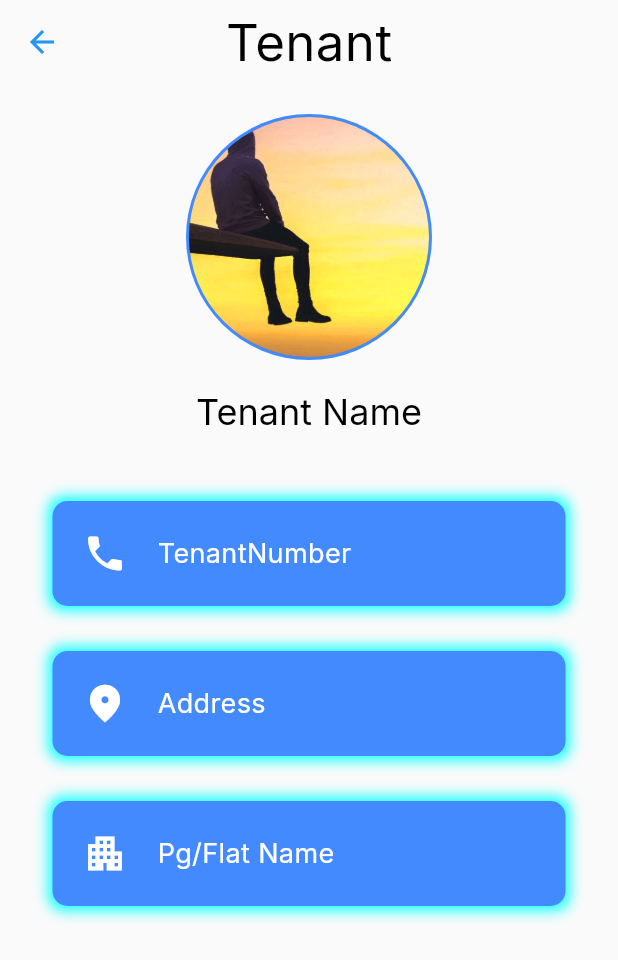
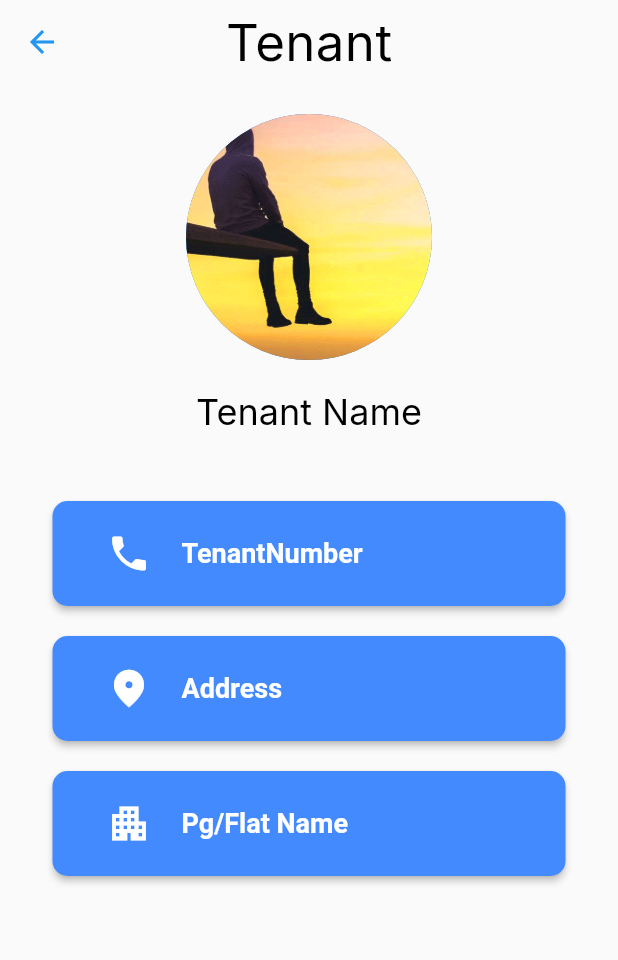
Before and after one commit to A-d-i-b/RentIt-Owner, a Flutter app: the TenantProfile screen opened by its route, on a phone screen of 412 x 824 dp. Shown: the top 960 px of the screen. Run offline on Flutter 3.47's test engine with Material 2 defaults, Android fonts, the phone set to English and light mode, and no system bars; our stand-ins replace get, google_fonts, image_picker; network calls fail.

Commit message:
used elevated button in reusable card

```diff
--- a/lib/Screens/tenant_profile_screen.dart
+++ b/lib/Screens/tenant_profile_screen.dart
@@ -31,13 +31,10 @@ class _TenantProfileState extends State<TenantProfile> {
             const Center(
               //TODO:Remove const when Fetching Image from API
               child: CircleAvatar(
-                backgroundColor: Colors.blueAccent,
                 radius: 82,
-                child: CircleAvatar(
-                  radius: 80,
                 backgroundImage: AssetImage(
-                      "images/tenantexample.jpeg"), //TODO:Change to tenant image
-                ),
+                  "images/tenantexample.jpeg",
+                ), //TODO:Change to tenant image
               ),
             ),
             const SizedBox(height: 20),
@@ -51,21 +48,27 @@ class _TenantProfileState extends State<TenantProfile> {
               ),
             ),
             const SizedBox(height: 30),
-            const ReusableCard(
+            Padding(
+              padding: const EdgeInsets.all(15),
+              child: Column(
+                children: const [
+                  ReusableCard(
                     color: Colors.blueAccent,
                     childCard: ClmCard(
                       cusIcon: Icons.phone,
                       a: "TenantNumber",
                     ),
-            ), //TODO:Enter actuall tenant number
-            const ReusableCard(
+                  ),
+                  SizedBox(height: 20),
+                  ReusableCard(
                     color: Colors.blueAccent,
                     childCard: ClmCard(
                       cusIcon: Icons.fmd_good_sharp,
                       a: "Address", //TODO:Enter tenant address
                     ),
                   ),
-            const ReusableCard(
+                  SizedBox(height: 20),
+                  ReusableCard(
                     color: Colors.blueAccent,
                     childCard: ClmCard(
                       cusIcon: Icons.apartment,
@@ -74,6 +77,9 @@ class _TenantProfileState extends State<TenantProfile> {
                   ),
                 ],
               ),
+            ), //TODO:Enter actuall tenant number
+          ],
+        ),
       ),
     );
   }
--- a/lib/utils/reusable_card.dart
+++ b/lib/utils/reusable_card.dart
@@ -4,25 +4,40 @@ class ReusableCard extends StatelessWidget {
   final Color color;
   final Widget childCard;
 
-  const ReusableCard({required this.color, required this.childCard});
+  const ReusableCard({required this.color, required this.childCard, Key? key})
+      : super(key: key);
 
   @override
   Widget build(BuildContext context) {
-    return Container(
-      padding: const EdgeInsets.all(20),
-      margin: const EdgeInsets.all(15),
-      decoration: BoxDecoration(
-        boxShadow: const [
-          BoxShadow(
-            color: Colors.cyanAccent,
-            blurRadius: 7,
-            spreadRadius: 3,
-          )
-        ],
-        borderRadius: BorderRadius.circular(10),
-        color: color,
+    return ElevatedButton(
+      onPressed: () {},
+      style: ElevatedButton.styleFrom(
+        primary: color,
+        shape: const RoundedRectangleBorder(
+          borderRadius: BorderRadius.all(Radius.circular(10)),
+        ),
       ),
-      child: childCard,
+      child: Padding(
+        padding: const EdgeInsets.all(20.0),
+        child: childCard,
+      ),
     );
   }
 }
+// Container(
+//       padding: const EdgeInsets.all(20),
+//       margin: const EdgeInsets.all(15),
+//       decoration: BoxDecoration(
+//         boxShadow: const [
+//           BoxShadow(
+//             offset: Offset(3, 3),
+//             spreadRadius: -3,
+//             blurRadius: 10,
+//             color: Colors.grey,
+//           )
+//         ],
+//         borderRadius: BorderRadius.circular(10),
+//         color: color,
+//       ),
+//       child: childCard,
+//     );
```
Lines whose indentation alone changed are shown as unchanged.
